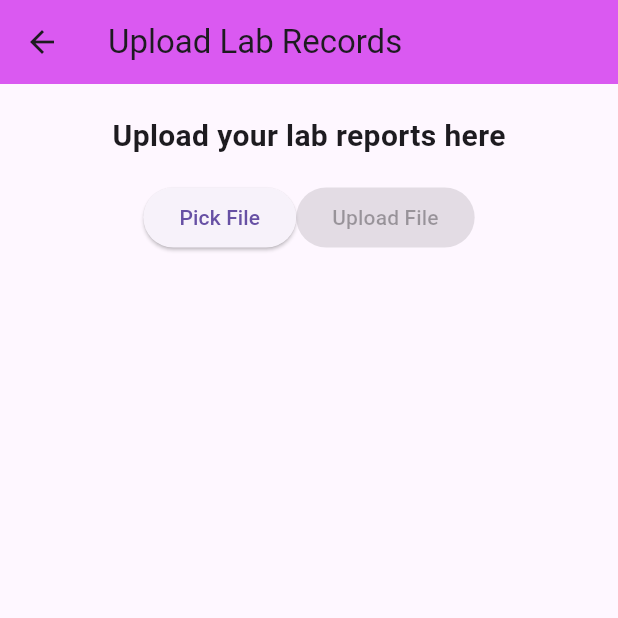
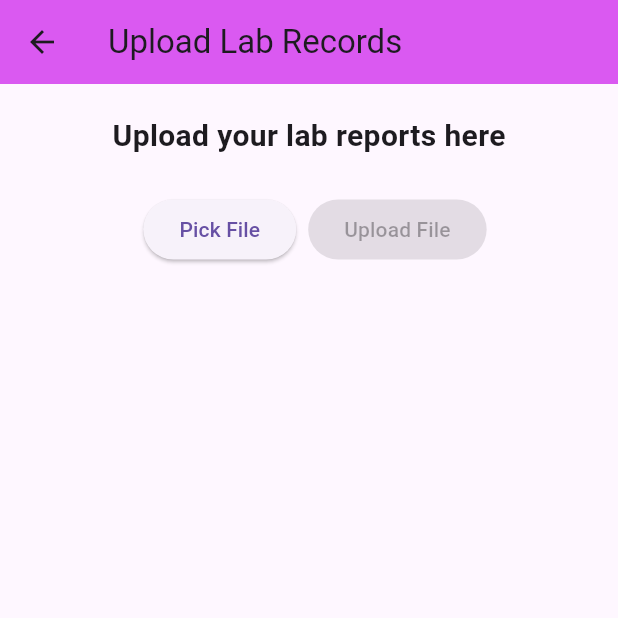
Before and after one commit to SaswatiGhosh/AI-ML-Devops-Project, a Flutter app: the UploadLabReport screen opened directly, after a tap on "Pick File", on a phone screen of 412 x 824 dp, the top half of it. Run offline on Flutter 3.47's test engine with Material 3 defaults, Android fonts, the phone set to English and light mode, and no system bars; our stand-ins replace file_picker, shared_preferences; accounts and stored records are empty.

Commit message:
added offline records and upload_lab records

```diff
--- a/healthcare_app/advanced_healthcare/lib/pages/upload_lab_records.dart
+++ b/healthcare_app/advanced_healthcare/lib/pages/upload_lab_records.dart
@@ -3,6 +3,8 @@ import 'package:flutter/material.dart';
 import 'package:file_picker/file_picker.dart';
 import 'dart:io';
 import 'package:http/http.dart' as http;
+import 'package:shared_preferences/shared_preferences.dart';
+import 'package:advanced_healthcare/pages/offline_records.dart';
 
 
 class UploadLabReport extends StatefulWidget {
@@ -22,6 +24,10 @@ class _UploadLabReportState extends State<UploadLabReport> {
     if (result != null && result.files.single.path != null) {
       File file= File(result.files.single.path!);
       String name= result.files.single.name;
+
+      final prefs= await SharedPreferences.getInstance();
+      await prefs.setString('offline_file_path', file.path);
+      await prefs.setString('offline_file_name' , name);
       setState(() {
         _selectedFile = file;
         _fileName = name;
@@ -79,9 +85,12 @@ Future<void> _uploadFile() async {
               if (_fileName != null)
                 Text('Selected file: $_fileName'),
               const SizedBox(height: 20),
-              ElevatedButton(
-                onPressed: _pickFile,
-                child: const Text('Pick File'),
+              Padding(
+                padding: const EdgeInsets.all(8.0),
+                child: ElevatedButton(
+                  onPressed: _pickFile,
+                  child: const Text('Pick File'),
+                ),
               ),
               const SizedBox(height: 20),
               ElevatedButton(
--- a/healthcare_app/advanced_healthcare/pubspec.yaml
+++ b/healthcare_app/advanced_healthcare/pubspec.yaml
@@ -50,7 +50,7 @@ dev_dependencies:
   flutter_lints: ^5.0.0
   file_picker: ^10.2.0 # latest version as of mid-2025
   http: ^0.13.6         # for sending the file to a backend (optional)
-
+  shared_preferences: ^2.2.2
 
 
 # For information on the generic Dart part of this file, see the
```
Also changed, not shown: healthcare_app/advanced_healthcare/lib/pages/offline_records.dart (+50 -9 lines), healthcare_app/advanced_healthcare/pubspec.lock, 2 other files.
